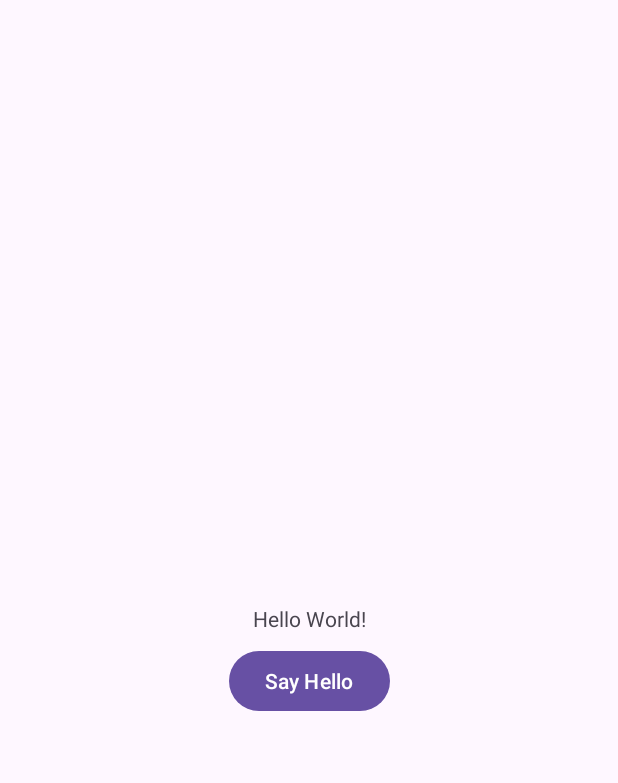
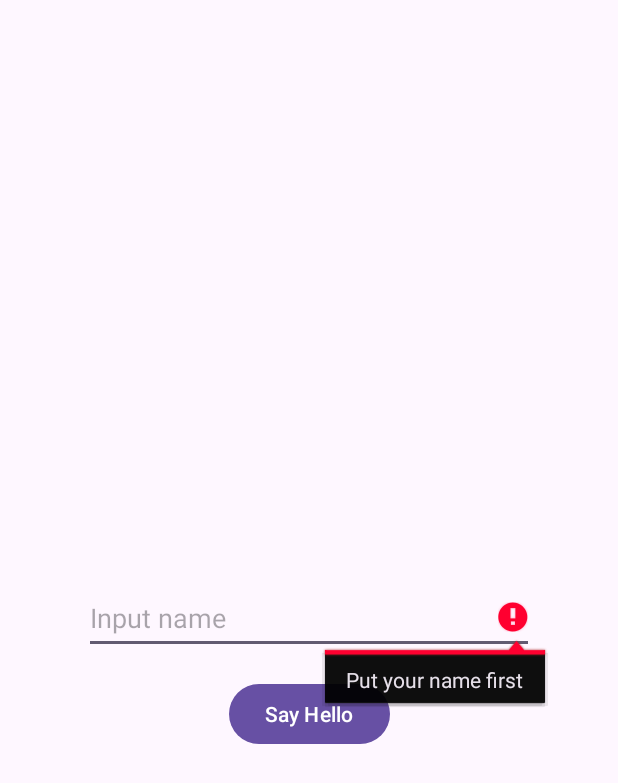
Before and after one commit to sukma-prabiansyah/belajar-git, an Android app: the screen it shows after launch (MainActivity), after a tap on "Say Hello", on a phone screen of 412 x 824 dp. Shown: the top 783 px of the screen. Run offline under Robolectric (Android 15) with nearby library versions, the phone set to English and light mode, and no system bars.

Commit message:
Membuat metode input nama

```diff
--- a/app/src/main/java/com/example/belajargit/MainActivity.kt
+++ b/app/src/main/java/com/example/belajargit/MainActivity.kt
@@ -3,6 +3,7 @@ package com.example.belajargit
 import androidx.appcompat.app.AppCompatActivity
 import android.os.Bundle
 import android.widget.Button
+import android.widget.EditText
 import android.widget.Toast
 
 class MainActivity : AppCompatActivity() {
@@ -10,9 +11,18 @@ class MainActivity : AppCompatActivity() {
         super.onCreate(savedInstanceState)
         setContentView(R.layout.activity_main)
 
+        val etName: EditText = findViewById(R.id.et_name)
         val button: Button = findViewById(R.id.button)
+
+        val name = etName.text.toString()
         button.setOnClickListener {
-            Toast.makeText(this, "Hello, I am smart App!", Toast.LENGTH_SHORT).show()
+            when {
+                name.isEmpty() -> etName.error = "Put your name first"
+                else -> {
+                    etName.text.clear()
+                    Toast.makeText(this, "Hello, I am smart App!", Toast.LENGTH_SHORT).show()
+                }
+            }
         }
     }
 }
--- a/app/src/main/res/layout/activity_main.xml
+++ b/app/src/main/res/layout/activity_main.xml
@@ -7,24 +7,26 @@
     android:layout_height="match_parent"
     tools:context=".MainActivity">
 
-    <TextView
-        android:id="@+id/textView"
-        android:layout_width="wrap_content"
-        android:layout_height="wrap_content"
-        android:text="Hello World!"
+    <EditText
+        android:id="@+id/et_name"
+        android:layout_width="300dp"
+        android:layout_height="48dp"
+        android:inputType="text"
+        android:hint="@string/input_name"
+        app:layout_constraintStart_toStartOf="parent"
+        app:layout_constraintTop_toTopOf="parent"
+        app:layout_constraintEnd_toEndOf="parent"
         app:layout_constraintBottom_toBottomOf="parent"
-        app:layout_constraintEnd_toEndOf="parent"
-        app:layout_constraintStart_toStartOf="parent"
-        app:layout_constraintTop_toTopOf="parent" />
+        android:autofillHints="" />
 
     <Button
         android:id="@+id/button"
         android:layout_width="wrap_content"
         android:layout_height="wrap_content"
-        android:layout_marginTop="8dp"
+        android:layout_marginTop="16dp"
         android:text="@string/say_hello"
-        app:layout_constraintEnd_toEndOf="@+id/textView"
-        app:layout_constraintStart_toStartOf="@+id/textView"
-        app:layout_constraintTop_toBottomOf="@+id/textView" />
+        app:layout_constraintEnd_toEndOf="@+id/et_name"
+        app:layout_constraintStart_toStartOf="@+id/et_name"
+        app:layout_constraintTop_toBottomOf="@+id/et_name" />
 
 </androidx.constraintlayout.widget.ConstraintLayout>
--- a/app/src/main/res/values/strings.xml
+++ b/app/src/main/res/values/strings.xml
@@ -1,4 +1,5 @@
 <resources>
     <string name="app_name">BelajarGit</string>
     <string name="say_hello">Say Hello</string>
+    <string name="input_name">Input name</string>
 </resources>
```
